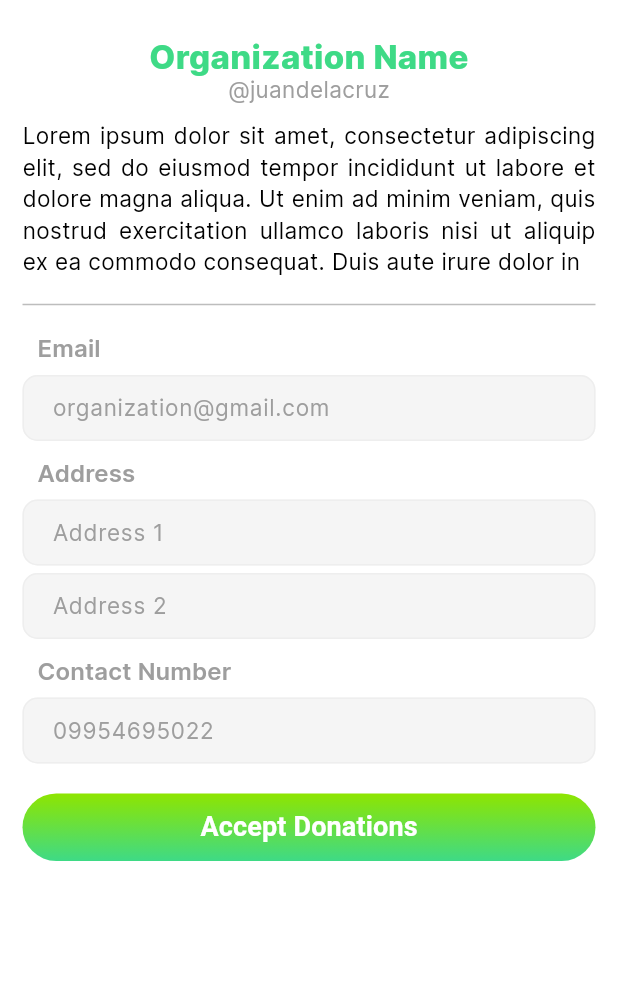
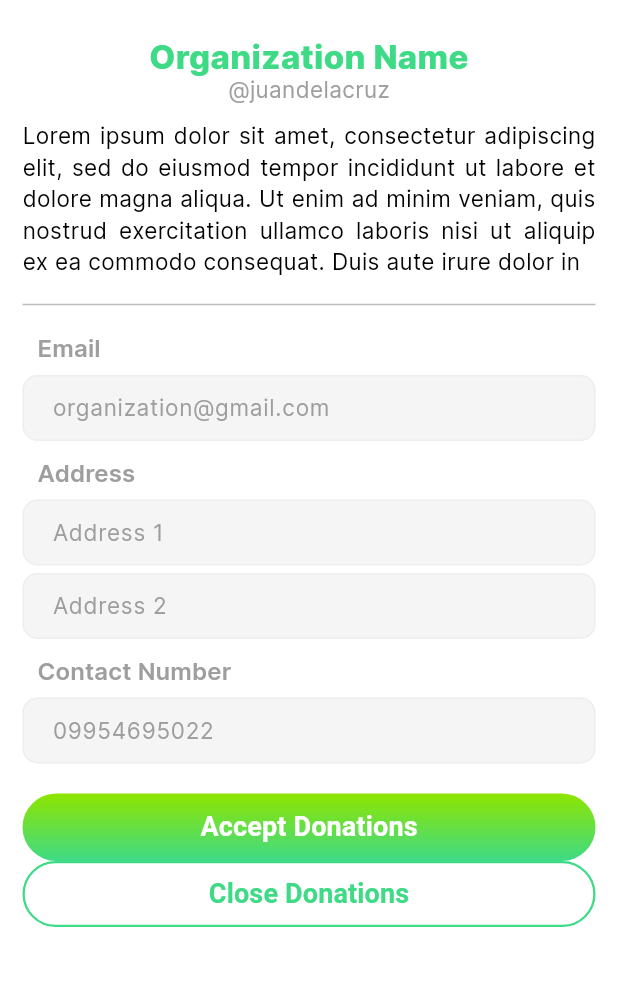
Before and after one commit to lbsomoson/cmsc23-project, a Flutter app: the OrgProfileScreen screen opened directly, scrolled down 158 dp, on a phone screen of 412 x 824 dp, the part 249-1235 px from its top. Run offline on Flutter 3.47's test engine with Material 3 defaults, Android fonts, the phone set to English and light mode, and no system bars; our stand-ins replace animated_splash_screen, carousel_slider, cloud_firestore, file_picker, firebase_auth, firebase_core and 9 more; missing offline and left inert: animate_gradient, qr_code_scanner; accounts and stored records are empty; project files that could hold a hidden picture were left out.

Commit message:
chore: add close donation button

```diff
--- a/lib/screens/organization/org_profile.dart
+++ b/lib/screens/organization/org_profile.dart
@@ -126,11 +126,19 @@ class _OrgProfileScreenState extends State<OrgProfileScreen> {
                       const SizedBox(
                         height: 20,
                       ),
+
+                      // TODO: Toggle button if organization is open for donation, show "Close Donation", else show "Accept Donations"
                       ButtonWidget(
                         handleClick: () {},
                         block: true,
                         label: "Accept Donations",
                         style: "filled",
+                      ),
+                      ButtonWidget(
+                        handleClick: () {},
+                        block: true,
+                        label: "Close Donations",
+                        style: "outlined",
                       ),
                     ],
                   ),
```
